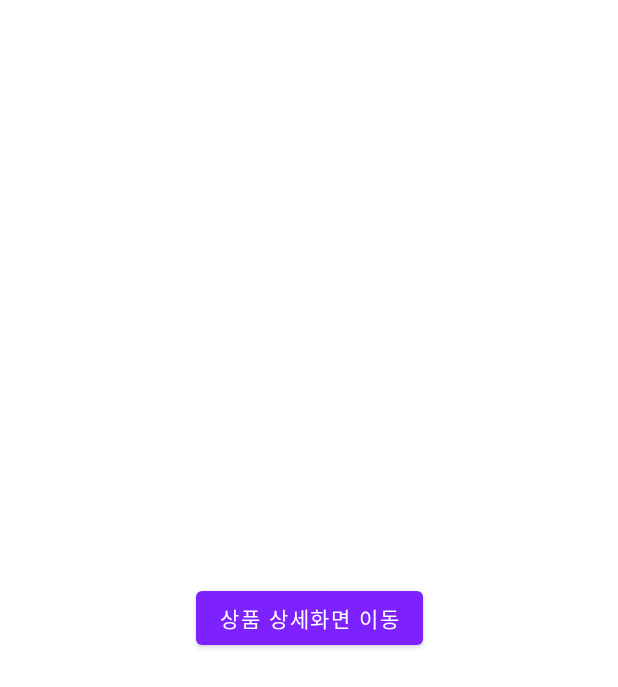
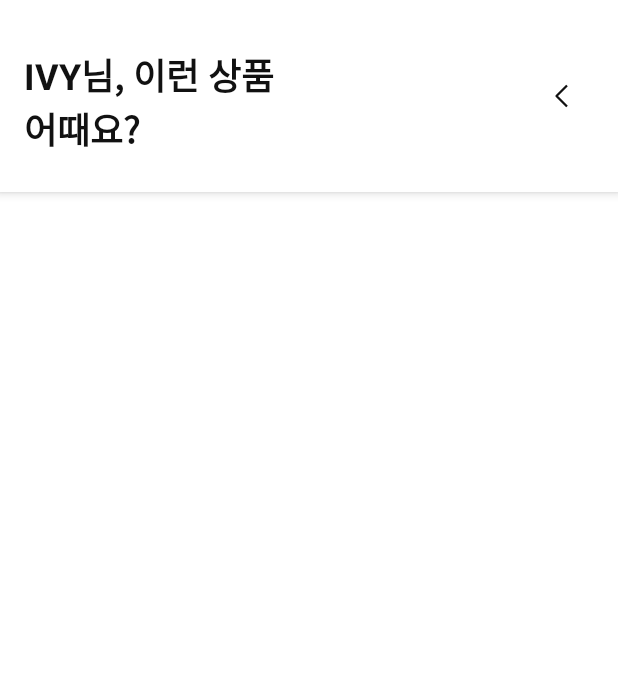
Before and after one commit to chaehunP/Android-study-shopping-app, an Android app: the layout fragment_home.xml on its own in the app's theme, with its tools: preview values and no code run, on a phone screen of 412 x 824 dp. Shown: the top 687 px of the screen. Run offline under Robolectric (Android 15) with nearby library versions, the phone set to English and light mode, and no system bars.

Commit message:
[섹션7] 과제1-요구사항 구현 1.홈 화면에 앱바 및 NestedScrollView 구현 2.앱바 영역에 텍스트뷰 및 이미지뷰 추가 3.텍스트뷰 및 이미지뷰에 할당할 때 JSON 이용 4.이미지 리소스를 이미지뷰에 할당할 때 Glide 라이브러리 활용하기

```diff
--- a/app/build.gradle
+++ b/app/build.gradle
@@ -1,6 +1,7 @@
 plugins {
     id 'com.android.application'
     id 'org.jetbrains.kotlin.android'
+    id 'kotlin-kapt'
 }
 
 android {
@@ -43,4 +44,7 @@ dependencies {
 
     implementation "androidx.navigation:navigation-fragment-ktx:$navVersion"
     implementation "androidx.navigation:navigation-ui-ktx:$navVersion"
+
+    implementation "com.github.bumptech.glide:glide:$glideVersion"
+    kapt "com.github.bumptech.glide:compiler:$glideVersion"
 }
--- a/app/src/main/AndroidManifest.xml
+++ b/app/src/main/AndroidManifest.xml
@@ -2,6 +2,9 @@
 <manifest xmlns:android="http://schemas.android.com/apk/res/android"
     xmlns:tools="http://schemas.android.com/tools"
     package="com.shoppi.app">
+
+    <uses-permission android:name="android.permission.INTERNET"/>
+    <uses-permission android:name="android.permission.ACCESS_NETWORK_STATE"/>
 
     <application
         android:allowBackup="false"
--- a/app/src/main/assets/home.json
+++ b/app/src/main/assets/home.json
@@ -1,6 +1,6 @@
 {
   "title": {
-    "text": "채훈님, 이런 상품 어때요?",
+    "text": "채훈님, 이런 상품\n어때요?",
     "icon_url": "https://user-images.githubusercontent.com/95847909/199189183-4cbb65cf-ee6e-4d75-a039-5c8665d3f6d5.png"
   },
   "top_banners": [
--- /dev/null
+++ b/app/src/main/java/com/shoppi/app/GlideModule.kt
@@ -0,0 +1,8 @@
+package com.shoppi.app
+
+import com.bumptech.glide.annotation.GlideModule
+import com.bumptech.glide.module.AppGlideModule
+
+@GlideModule
+class GlideModule: AppGlideModule() {
+}
--- a/app/src/main/java/com/shoppi/app/HomeFragment.kt
+++ b/app/src/main/java/com/shoppi/app/HomeFragment.kt
@@ -6,6 +6,8 @@ import android.view.LayoutInflater
 import android.view.View
 import android.view.ViewGroup
 import android.widget.Button
+import android.widget.ImageView
+import android.widget.TextView
 import androidx.fragment.app.Fragment
 import androidx.navigation.fragment.findNavController
 import org.json.JSONObject
@@ -23,10 +25,8 @@ class HomeFragment : Fragment() {
     override fun onViewCreated(view: View, savedInstanceState: Bundle?) {
         super.onViewCreated(view, savedInstanceState)
 
-        val button = view.findViewById<Button>(R.id.btn_product_detail)
-        button.setOnClickListener {
-            findNavController().navigate(R.id.action_home_to_product_Detail)
-        }
+        val toolbarTitle = view.findViewById<TextView>(R.id.toolbar_home_title)
+        val toolbarIcon = view.findViewById<ImageView>(R.id.toolbar_home_icon)
 
         val assetLoader = AssetLoader()
         val homeData = assetLoader.getJsonString(requireContext(), "home.json")
@@ -37,8 +37,11 @@ class HomeFragment : Fragment() {
             val title = jsonObject.getJSONObject("title")
             val text = title.getString("text")
             val iconUrl = title.getString("icon_url")
-            val titleValue = Title(text, iconUrl)
-            titleValue.text
+
+            toolbarTitle.text = text
+            GlideApp.with(this)
+                .load(iconUrl)
+                .into(toolbarIcon)
 
 
             val topBanners = jsonObject.getJSONArray("top_banners")
--- a/app/src/main/res/layout/fragment_home.xml
+++ b/app/src/main/res/layout/fragment_home.xml
@@ -1,18 +1,58 @@
 <?xml version="1.0" encoding="utf-8"?>
-<androidx.constraintlayout.widget.ConstraintLayout xmlns:android="http://schemas.android.com/apk/res/android"
+<androidx.coordinatorlayout.widget.CoordinatorLayout xmlns:android="http://schemas.android.com/apk/res/android"
+    xmlns:app="http://schemas.android.com/apk/res-auto"
+    xmlns:tools="http://schemas.android.com/tools"
     android:layout_width="match_parent"
-    android:layout_height="match_parent"
-    xmlns:app="http://schemas.android.com/apk/res-auto">
+    android:layout_height="match_parent">
 
-    <Button
-        android:id="@+id/btn_product_detail"
-        android:text="상품 상세화면 이동"
-        android:layout_width="wrap_content"
-        android:layout_height="wrap_content"
-        app:layout_constraintTop_toTopOf="parent"
-        app:layout_constraintStart_toStartOf="parent"
-        app:layout_constraintEnd_toEndOf="parent"
-        app:layout_constraintBottom_toBottomOf="parent"
-        />
+    <com.google.android.material.appbar.AppBarLayout
+        android:layout_width="match_parent"
+        android:layout_height="wrap_content">
 
-</androidx.constraintlayout.widget.ConstraintLayout>
+        <androidx.appcompat.widget.Toolbar
+            android:layout_width="match_parent"
+            android:layout_height="wrap_content"
+            android:background="@color/shoppi_white"
+            app:contentInsetStart="0dp"
+            app:layout_scrollFlags="scroll|enterAlways">
+
+            <TextView
+                android:id="@+id/toolbar_home_title"
+                android:layout_width="wrap_content"
+                android:layout_height="wrap_content"
+                android:paddingStart="16dp"
+                android:paddingTop="32dp"
+                android:paddingBottom="24dp"
+                android:textColor="@color/shoppi_black_02"
+                android:textSize="24dp"
+                android:textStyle="bold"
+                tools:text="IVY님, 이런 상품\n어때요?" />
+
+            <ImageView
+                android:id="@+id/toolbar_home_icon"
+                android:layout_width="68dp"
+                android:layout_height="68dp"
+                android:layout_gravity="end"
+                android:layout_marginEnd="4dp"
+                tools:src="@drawable/ic_gnb_back"
+                android:scaleType="center"/>
+
+        </androidx.appcompat.widget.Toolbar>
+    </com.google.android.material.appbar.AppBarLayout>
+
+
+    <androidx.core.widget.NestedScrollView
+        android:layout_width="match_parent"
+        android:layout_height="match_parent"
+        app:layout_behavior="@string/appbar_scrolling_view_behavior">
+
+        <androidx.constraintlayout.widget.ConstraintLayout
+            android:layout_width="match_parent"
+            android:layout_height="wrap_content">
+
+        </androidx.constraintlayout.widget.ConstraintLayout>
+
+    </androidx.core.widget.NestedScrollView>
+
+
+</androidx.coordinatorlayout.widget.CoordinatorLayout>
--- a/build.gradle
+++ b/build.gradle
@@ -7,6 +7,7 @@ plugins {
 
 ext{
     navVersion = '2.3.5'
+    glideVersion = "4.14.2"
 }
 
 task clean(type: Delete) {
```
